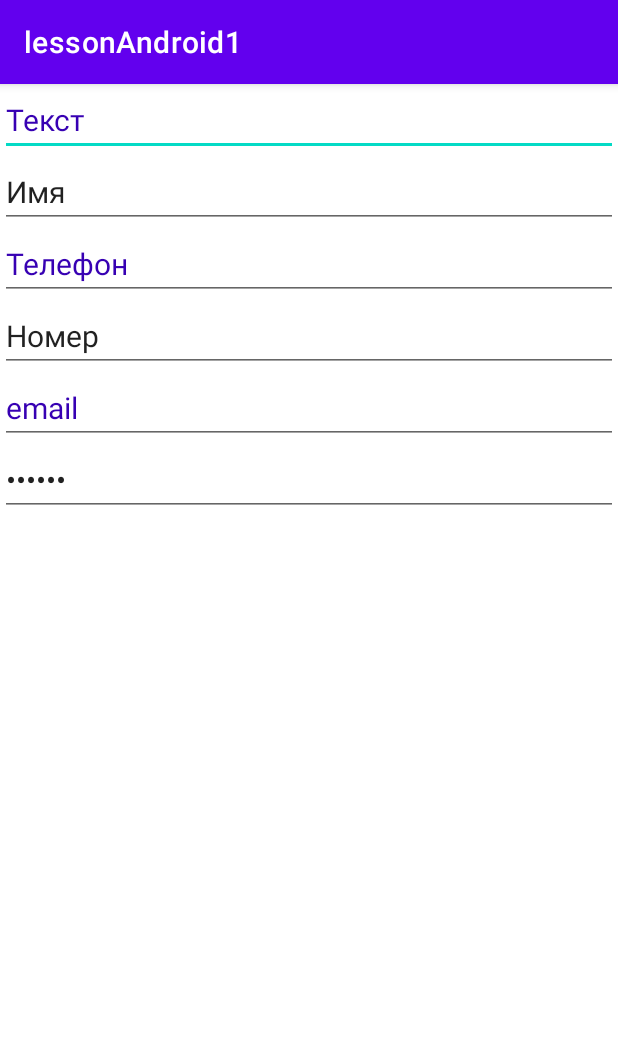
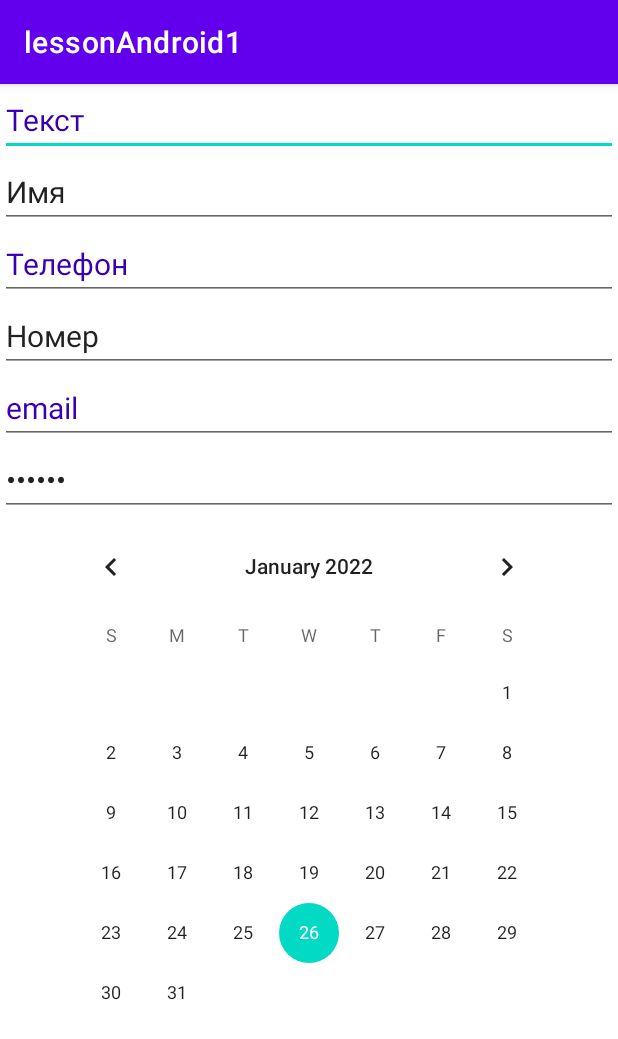
Before and after one commit to MariLeva/lessonAndroid1, an Android app: the screen it shows after launch (MainActivity), on a phone screen of 412 x 824 dp. Shown: the top 1039 px of the screen. Run offline under Robolectric (Android 15) with nearby library versions, the phone set to English and light mode, and no system bars.

Commit message:
Практическое задание. Часть 3 Добавление каендаря

```diff
--- a/app/src/main/res/layout/activity_main_two.xml
+++ b/app/src/main/res/layout/activity_main_two.xml
@@ -49,4 +49,8 @@
         android:text="Пароль"
         android:textSize="20sp" />
 
+    <CalendarView
+        android:layout_width="wrap_content"
+        android:layout_height="wrap_content"
+        android:layout_gravity="center" />
 </LinearLayout>
```
